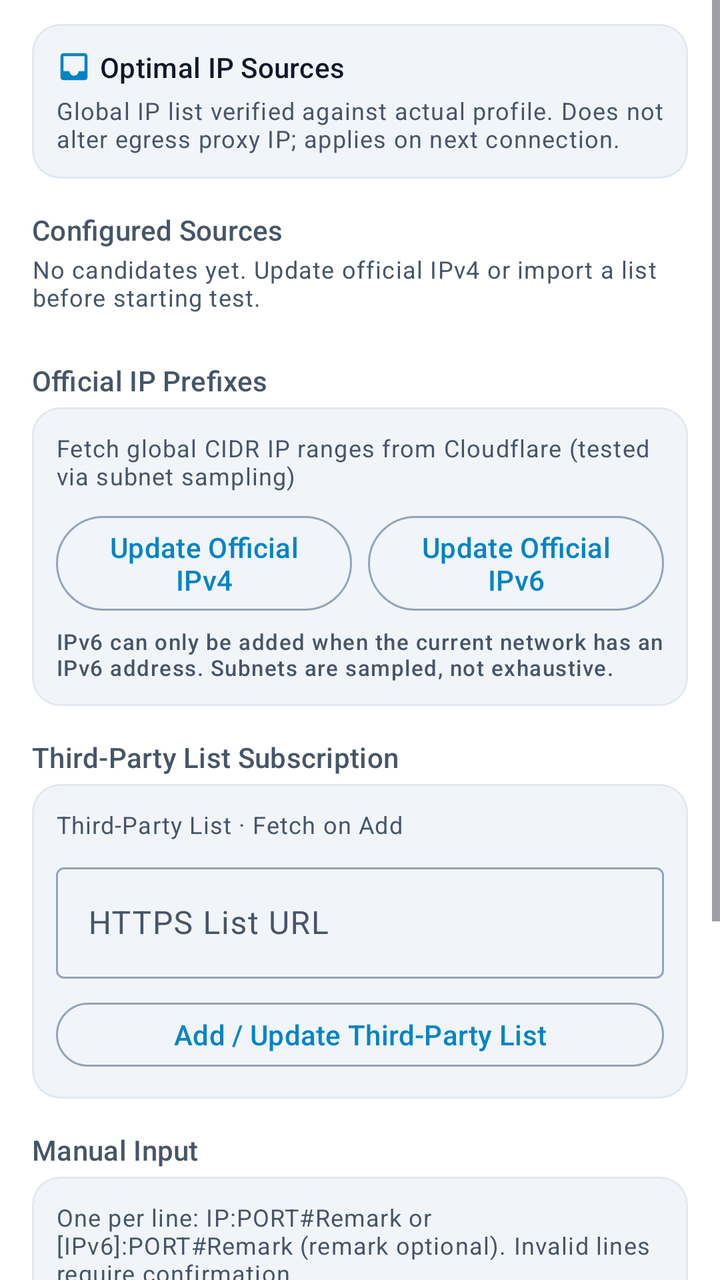
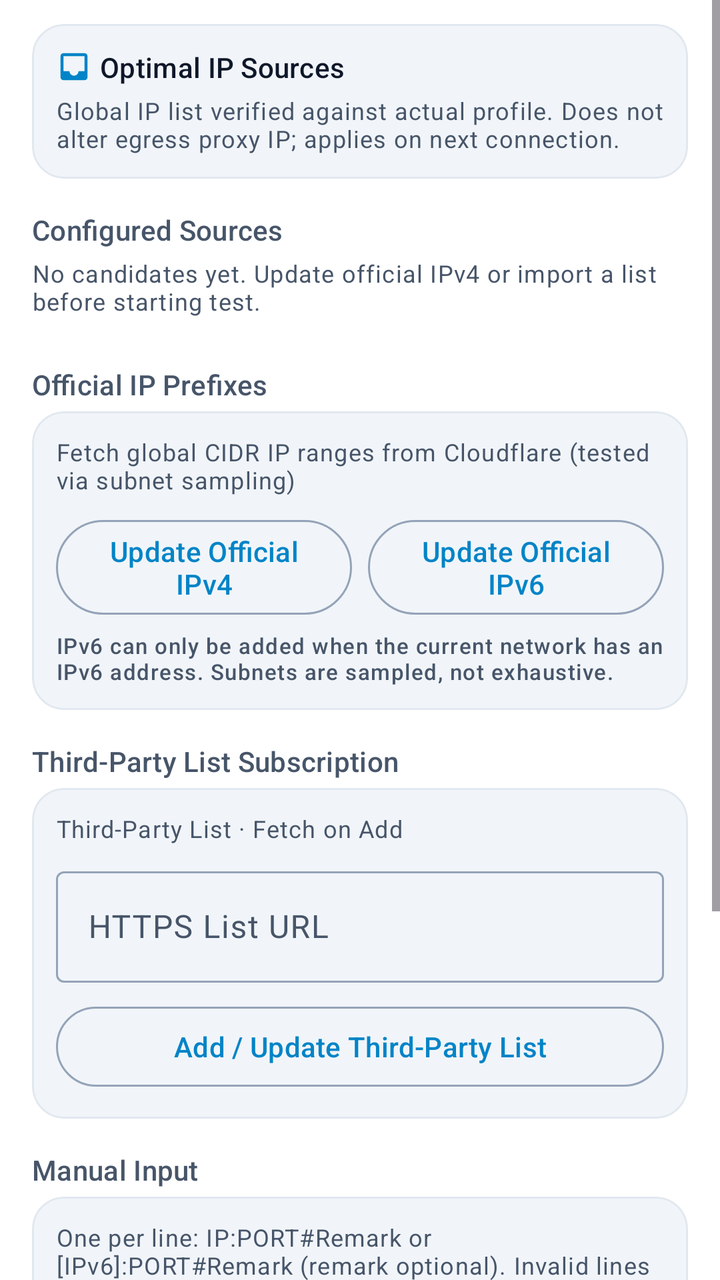

An Android layout rendered at two revisions. The XML below is the earlier revision; the diff shows what the commit changed to produce the second picture.
<!-- AndroidManifest.xml: application theme Theme.XClient -->
<!-- res/layout/layout_preferred_sources.xml -->
<?xml version="1.0" encoding="utf-8"?>
<ScrollView xmlns:android="http://schemas.android.com/apk/res/android"
    xmlns:app="http://schemas.android.com/apk/res-auto"
    android:layout_width="match_parent"
    android:layout_height="match_parent"
    android:background="?attr/colorSurface"
    android:fillViewport="true">

    <LinearLayout
        android:layout_width="match_parent"
        android:layout_height="wrap_content"
        android:orientation="vertical"
        android:paddingStart="@dimen/spacing_lg"
        android:paddingEnd="@dimen/spacing_lg"
        android:paddingTop="@dimen/spacing_md"
        android:paddingBottom="@dimen/spacing_xxl">

        
        <com.google.android.material.card.MaterialCardView
            android:layout_width="match_parent"
            android:layout_height="wrap_content"
            app:cardCornerRadius="14dp"
            app:cardElevation="0dp"
            app:strokeWidth="1dp"
            app:strokeColor="?attr/colorOutlineVariant"
            app:cardBackgroundColor="?attr/colorSurfaceContainerLow">

            <LinearLayout
                android:layout_width="match_parent"
                android:layout_height="wrap_content"
                android:orientation="vertical"
                android:padding="@dimen/spacing_md">

                <LinearLayout
                    android:layout_width="match_parent"
                    android:layout_height="wrap_content"
                    android:gravity="center_vertical"
                    android:orientation="horizontal">

                    <ImageView
                        android:layout_width="18dp"
                        android:layout_height="18dp"
                        android:src="@drawable/ic_inbox"
                        app:tint="?attr/colorPrimary"
                        android:contentDescription="@null" />

                    <TextView
                        android:layout_width="wrap_content"
                        android:layout_height="wrap_content"
                        android:layout_marginStart="@dimen/spacing_xs"
                        android:text="@string/preferred_sources_title"
                        android:textAppearance="?attr/textAppearanceTitleSmall"
                        android:textColor="?attr/colorOnSurface" />
                </LinearLayout>

                <TextView
                    android:layout_width="match_parent"
                    android:layout_height="wrap_content"
                    android:layout_marginTop="4dp"
                    android:text="@string/preferred_intro"
                    android:textAppearance="?attr/textAppearanceBodySmall"
                    android:textColor="?attr/colorOnSurfaceVariant" />

                <TextView
                    android:id="@+id/preferred_sources_status"
                    android:layout_width="match_parent"
                    android:layout_height="wrap_content"
                    android:layout_marginTop="4dp"
                    android:textAppearance="?attr/textAppearanceLabelSmall"
                    android:textColor="?attr/colorPrimary"
                    android:visibility="gone" />
            </LinearLayout>
        </com.google.android.material.card.MaterialCardView>

        
        <TextView
            android:layout_width="wrap_content"
            android:layout_height="wrap_content"
            android:layout_marginTop="@dimen/spacing_lg"
            android:text="@string/preferred_sources_configured"
            android:textAppearance="?attr/textAppearanceLabelLarge"
            android:textColor="?attr/colorOnSurfaceVariant" />

        <TextView
            android:id="@+id/preferred_sources_summary"
            android:layout_width="match_parent"
            android:layout_height="wrap_content"
            android:layout_marginTop="2dp"
            android:text="@string/preferred_empty_sources"
            android:textAppearance="?attr/textAppearanceBodySmall"
            android:textColor="?attr/colorOnSurfaceVariant" />

        <LinearLayout
            android:id="@+id/preferred_sources_container"
            android:layout_width="match_parent"
            android:layout_height="wrap_content"
            android:layout_marginTop="@dimen/spacing_sm"
            android:orientation="vertical" />

        
        <TextView
            android:layout_width="wrap_content"
            android:layout_height="wrap_content"
            android:layout_marginTop="@dimen/spacing_lg"
            android:text="@string/preferred_official_prefixes"
            android:textAppearance="?attr/textAppearanceLabelLarge"
            android:textColor="?attr/colorOnSurfaceVariant" />

        <com.google.android.material.card.MaterialCardView
            android:layout_width="match_parent"
            android:layout_height="wrap_content"
            android:layout_marginTop="@dimen/spacing_xs"
            app:cardCornerRadius="14dp"
            app:cardElevation="0dp"
            app:strokeWidth="1dp"
            app:strokeColor="?attr/colorOutlineVariant"
            app:cardBackgroundColor="?attr/colorSurfaceContainerLow">

            <LinearLayout
                android:layout_width="match_parent"
                android:layout_height="wrap_content"
                android:orientation="vertical"
                android:padding="@dimen/spacing_md">

                <TextView
                    android:layout_width="match_parent"
                    android:layout_height="wrap_content"
                    android:text="@string/preferred_official_desc"
                    android:textAppearance="?attr/textAppearanceBodySmall"
                    android:textColor="?attr/colorOnSurfaceVariant" />

                <LinearLayout
                    android:layout_width="match_parent"
                    android:layout_height="wrap_content"
                    android:layout_marginTop="@dimen/spacing_sm"
                    android:orientation="horizontal">

                    <com.google.android.material.button.MaterialButton
                        android:id="@+id/preferred_btn_fetch_v4"
                        style="@style/Widget.XClient.OutlinedButton"
                        android:layout_width="0dp"
                        android:layout_height="wrap_content"
                        android:layout_weight="1"
                        android:minHeight="40dp"
                        android:text="@string/preferred_fetch_v4_btn" />

                    <com.google.android.material.button.MaterialButton
                        android:id="@+id/preferred_btn_fetch_v6"
                        style="@style/Widget.XClient.OutlinedButton"
                        android:layout_width="0dp"
                        android:layout_height="wrap_content"
                        android:layout_marginStart="@dimen/spacing_sm"
                        android:layout_weight="1"
                        android:minHeight="40dp"
                        android:text="@string/preferred_fetch_v6_btn" />
                </LinearLayout>

                <TextView
                    android:layout_width="match_parent"
                    android:layout_height="wrap_content"
                    android:layout_marginTop="4dp"
                    android:text="@string/preferred_v6_hint"
                    android:textAppearance="?attr/textAppearanceLabelSmall"
                    android:textColor="?attr/colorOnSurfaceVariant" />
            </LinearLayout>
        </com.google.android.material.card.MaterialCardView>

        
        <TextView
            android:layout_width="wrap_content"
            android:layout_height="wrap_content"
            android:layout_marginTop="@dimen/spacing_lg"
            android:text="@string/preferred_third_party_title"
            android:textAppearance="?attr/textAppearanceLabelLarge"
            android:textColor="?attr/colorOnSurfaceVariant" />

        <com.google.android.material.card.MaterialCardView
            android:layout_width="match_parent"
            android:layout_height="wrap_content"
            android:layout_marginTop="@dimen/spacing_xs"
            app:cardCornerRadius="14dp"
            app:cardElevation="0dp"
            app:strokeWidth="1dp"
            app:strokeColor="?attr/colorOutlineVariant"
            app:cardBackgroundColor="?attr/colorSurfaceContainerLow">

            <LinearLayout
                android:layout_width="match_parent"
                android:layout_height="wrap_content"
                android:orientation="vertical"
                android:padding="@dimen/spacing_md">

                <TextView
                    android:layout_width="match_parent"
                    android:layout_height="wrap_content"
                    android:text="@string/preferred_third"
                    android:textAppearance="?attr/textAppearanceBodySmall"
                    android:textColor="?attr/colorOnSurfaceVariant" />

                <com.google.android.material.textfield.TextInputLayout
                    style="@style/Widget.XClient.TextInputLayout"
                    android:layout_width="match_parent"
                    android:layout_height="wrap_content"
                    android:layout_marginTop="@dimen/spacing_sm"
                    android:hint="@string/preferred_url">

                    <com.google.android.material.textfield.TextInputEditText
                        android:id="@+id/preferred_source_url"
                        android:layout_width="match_parent"
                        android:layout_height="wrap_content"
                        android:inputType="textUri"
                        android:singleLine="true" />
                </com.google.android.material.textfield.TextInputLayout>

                <com.google.android.material.button.MaterialButton
                    android:id="@+id/preferred_btn_fetch_list"
                    style="@style/Widget.XClient.OutlinedButton"
                    android:layout_width="match_parent"
                    android:layout_height="wrap_content"
                    android:layout_marginTop="@dimen/spacing_sm"
                    android:minHeight="40dp"
                    android:text="@string/preferred_fetch_list" />
            </LinearLayout>
        </com.google.android.material.card.MaterialCardView>

        
        <TextView
            android:layout_width="wrap_content"
            android:layout_height="wrap_content"
            android:layout_marginTop="@dimen/spacing_lg"
            android:text="@string/preferred_manual_title"
            android:textAppearance="?attr/textAppearanceLabelLarge"
            android:textColor="?attr/colorOnSurfaceVariant" />

        <com.google.android.material.card.MaterialCardView
            android:layout_width="match_parent"
            android:layout_height="wrap_content"
            android:layout_marginTop="@dimen/spacing_xs"
            app:cardCornerRadius="14dp"
            app:cardElevation="0dp"
            app:strokeWidth="1dp"
            app:strokeColor="?attr/colorOutlineVariant"
            app:cardBackgroundColor="?attr/colorSurfaceContainerLow">

            <LinearLayout
                android:layout_width="match_parent"
                android:layout_height="wrap_content"
                android:orientation="vertical"
                android:padding="@dimen/spacing_md">

                <TextView
                    android:layout_width="match_parent"
                    android:layout_height="wrap_content"
                    android:text="@string/preferred_format"
                    android:textAppearance="?attr/textAppearanceBodySmall"
                    android:textColor="?attr/colorOnSurfaceVariant" />

                <com.google.android.material.textfield.TextInputLayout
                    style="@style/Widget.XClient.TextInputLayout"
                    android:layout_width="match_parent"
                    android:layout_height="wrap_content"
                    android:layout_marginTop="@dimen/spacing_sm"
                    android:hint="@string/preferred_content">

                    <com.google.android.material.textfield.TextInputEditText
                        android:id="@+id/preferred_manual_input"
                        android:layout_width="match_parent"
                        android:layout_height="wrap_content"
                        android:gravity="top|start"
                        android:inputType="textMultiLine"
                        android:minLines="2"
                        android:maxLines="5" />
                </com.google.android.material.textfield.TextInputLayout>

                <LinearLayout
                    android:layout_width="match_parent"
                    android:layout_height="wrap_content"
                    android:layout_marginTop="@dimen/spacing_sm"
                    android:gravity="center_vertical"
                    android:orientation="horizontal">

                    <com.google.android.material.button.MaterialButton
                        android:id="@+id/preferred_btn_parse_manual"
                        style="@style/Widget.XClient.Button"
                        android:layout_width="0dp"
                        android:layout_height="wrap_content"
                        android:layout_weight="1"
                        android:minHeight="40dp"
                        android:text="@string/preferred_parse" />

                    <com.google.android.material.button.MaterialButton
                        android:id="@+id/preferred_btn_legacy_nodes"
                        style="@style/Widget.XClient.TextButton"
                        android:layout_width="wrap_content"
                        android:layout_height="wrap_content"
                        android:layout_marginStart="@dimen/spacing_xs"
                        android:minHeight="40dp"
                        android:text="@string/preferred_legacy" />
                </LinearLayout>

                
                <com.google.android.material.card.MaterialCardView
                    android:id="@+id/preferred_parse_card"
                    android:layout_width="match_parent"
                    android:layout_height="wrap_content"
                    android:layout_marginTop="@dimen/spacing_sm"
                    android:visibility="gone"
                    app:cardCornerRadius="10dp"
                    app:cardElevation="0dp"
                    app:strokeWidth="1dp"
                    app:strokeColor="?attr/colorPrimary"
                    app:cardBackgroundColor="?attr/colorSurfaceContainer">

                    <LinearLayout
                        android:layout_width="match_parent"
                        android:layout_height="wrap_content"
                        android:orientation="vertical"
                        android:padding="@dimen/spacing_sm">

                        <TextView
                            android:id="@+id/preferred_parse_summary"
                            android:layout_width="match_parent"
                            android:layout_height="wrap_content"
                            android:textAppearance="?attr/textAppearanceBodySmall"
                            android:textColor="?attr/colorOnSurface" />

                        <com.google.android.material.button.MaterialButton
                            android:id="@+id/preferred_btn_accept"
                            style="@style/Widget.XClient.Button"
                            android:layout_width="match_parent"
                            android:layout_height="wrap_content"
                            android:layout_marginTop="@dimen/spacing_xs"
                            android:minHeight="40dp"
                            android:text="@string/preferred_accept" />
                    </LinearLayout>
                </com.google.android.material.card.MaterialCardView>
            </LinearLayout>
        </com.google.android.material.card.MaterialCardView>

    </LinearLayout>
</ScrollView>
<!-- resources referenced by this layout -->
<resources>
  <dimen name="spacing_lg">16dp</dimen>
  <dimen name="spacing_md">12dp</dimen>
  <dimen name="spacing_sm">8dp</dimen>
  <dimen name="spacing_xs">4dp</dimen>
  <dimen name="spacing_xxl">32dp</dimen>
  <string name="preferred_accept">Confirm: Import valid lines only</string>
  <string name="preferred_content">Paste IP List</string>
  <string name="preferred_empty_sources">No candidates yet. Update official IPv4 or import a list before starting test.</string>
  <string name="preferred_fetch_list">Add / Update Third-Party List</string>
  <string name="preferred_fetch_v4_btn">Update Official IPv4</string>
  <string name="preferred_fetch_v6_btn">Update Official IPv6</string>
  <string name="preferred_format">One per line: IP:PORT#Remark or [IPv6]:PORT#Remark (remark optional). Invalid lines require confirmation.</string>
  <string name="preferred_intro">Global IP list verified against actual profile. Does not alter egress proxy IP; applies on next connection.</string>
  <string name="preferred_legacy">Collect Legacy Profile Relay IPs</string>
  <string name="preferred_manual_title">Manual Input</string>
  <string name="preferred_official_desc">Fetch global CIDR IP ranges from Cloudflare (tested via subnet sampling)</string>
  <string name="preferred_official_prefixes">Official IP Prefixes</string>
  <string name="preferred_parse">Parse Pasted List</string>
  <string name="preferred_sources_configured">Configured Sources</string>
  <string name="preferred_sources_title">Optimal IP Sources</string>
  <string name="preferred_third">Third-Party List · Fetch on Add</string>
  <string name="preferred_third_party_title">Third-Party List Subscription</string>
  <string name="preferred_url">HTTPS List URL</string>
  <string name="preferred_v6_hint">IPv6 can only be added when the current network has an IPv6 address. Subnets are sampled, not exhaustive.</string>
  <style name="Widget.XClient.Button" parent="Widget.Material3.Button" />
  <style name="Widget.XClient.OutlinedButton" parent="Widget.Material3.Button.OutlinedButton" />
  <style name="Widget.XClient.TextButton" parent="Widget.Material3.Button.TextButton" />
  <style name="Widget.XClient.TextInputLayout" parent="Widget.Material3.TextInputLayout.OutlinedBox" />
  <color name="x_primary">#FF0284C7</color>
  <color name="x_on_primary">#FFFFFFFF</color>
  <color name="x_primary_container">#FFE0F2FE</color>
  <color name="x_on_primary_container">#FF03496E</color>
  <color name="md_success">#FF059669</color>
  <color name="md_on_success">#FFFFFFFF</color>
  <color name="md_success_container">#FFD1FAE5</color>
  <color name="md_on_success_container">#FF064E3B</color>
  <color name="md_warning">#FFD97706</color>
  <color name="md_on_warning">#FFFFFFFF</color>
  <color name="x_error">#FFDC2626</color>
  <color name="x_on_error">#FFFFFFFF</color>
  <color name="x_error_container">#FFFEE2E2</color>
  <color name="x_on_error_container">#FF991B1B</color>
  <color name="x_background">#FFF8FAFC</color>
  <color name="x_on_background">#FF0F172A</color>
  <color name="x_surface">#FFFFFFFF</color>
  <color name="x_on_surface">#FF0F172A</color>
  <color name="x_on_surface_variant">#FF475569</color>
  <color name="x_surface_container_lowest">#FFFFFFFF</color>
  <color name="x_surface_container_low">#FFF1F5F9</color>
  <color name="x_surface_container">#FFE2E8F0</color>
  <color name="x_surface_container_high">#FFCBD5E1</color>
  <color name="x_surface_container_highest">#FF94A3B8</color>
  <color name="x_outline">#FF94A3B8</color>
  <color name="x_outline_variant">#FFE2E8F0</color>
  <color name="x_tertiary">#FF0D9488</color>
  <color name="x_on_tertiary">#FFFFFFFF</color>
  <color name="x_tertiary_container">#FFCCFBF1</color>
  <color name="x_on_tertiary_container">#FF115E59</color>
  <color name="x_edit_container">#FFBAE6FD</color>
  <color name="x_on_edit_container">#FF0369A1</color>
  <!-- unchanged entries left out for length: 2 -->
</resources>

<!-- the commit's change to res/layout/layout_preferred_sources.xml (unified diff, before → after) -->
@@ -3,7 +3,7 @@
     xmlns:app="http://schemas.android.com/apk/res-auto"
     android:layout_width="match_parent"
     android:layout_height="match_parent"
-    android:background="?attr/colorSurface"
+    android:background="?attr/xSurface"
     android:fillViewport="true">
 
     <LinearLayout
@@ -19,11 +19,11 @@
         <com.google.android.material.card.MaterialCardView
             android:layout_width="match_parent"
             android:layout_height="wrap_content"
-            app:cardCornerRadius="14dp"
+            app:cardCornerRadius="16dp"
             app:cardElevation="0dp"
             app:strokeWidth="1dp"
-            app:strokeColor="?attr/colorOutlineVariant"
-            app:cardBackgroundColor="?attr/colorSurfaceContainerLow">
+            app:strokeColor="?attr/xOutlineVariant"
+            app:cardBackgroundColor="?attr/xSurfaceContainerLow">
 
             <LinearLayout
                 android:layout_width="match_parent"
@@ -41,7 +41,7 @@
                         android:layout_width="18dp"
                         android:layout_height="18dp"
                         android:src="@drawable/ic_inbox"
-                        app:tint="?attr/colorPrimary"
+                        app:tint="?attr/xPrimary"
                         android:contentDescription="@null" />
 
                     <TextView
@@ -50,24 +50,24 @@
                         android:layout_marginStart="@dimen/spacing_xs"
                         android:text="@string/preferred_sources_title"
                         android:textAppearance="?attr/textAppearanceTitleSmall"
-                        android:textColor="?attr/colorOnSurface" />
+                        android:textColor="?attr/xOnSurface" />
                 </LinearLayout>
 
                 <TextView
                     android:layout_width="match_parent"
                     android:layout_height="wrap_content"
-                    android:layout_marginTop="4dp"
+                    android:layout_marginTop="@dimen/spacing_xs"
                     android:text="@string/preferred_intro"
                     android:textAppearance="?attr/textAppearanceBodySmall"
-                    android:textColor="?attr/colorOnSurfaceVariant" />
+                    android:textColor="?attr/xOnSurfaceVariant" />
 
                 <TextView
                     android:id="@+id/preferred_sources_status"
                     android:layout_width="match_parent"
                     android:layout_height="wrap_content"
-                    android:layout_marginTop="4dp"
+                    android:layout_marginTop="@dimen/spacing_xs"
                     android:textAppearance="?attr/textAppearanceLabelSmall"
-                    android:textColor="?attr/colorPrimary"
+                    android:textColor="?attr/xPrimary"
                     android:visibility="gone" />
             </LinearLayout>
         </com.google.android.material.card.MaterialCardView>
@@ -79,16 +79,16 @@
             android:layout_marginTop="@dimen/spacing_lg"
             android:text="@string/preferred_sources_configured"
             android:textAppearance="?attr/textAppearanceLabelLarge"
-            android:textColor="?attr/colorOnSurfaceVariant" />
+            android:textColor="?attr/xOnSurfaceVariant" />
 
         <TextView
             android:id="@+id/preferred_sources_summary"
             android:layout_width="match_parent"
             android:layout_height="wrap_content"
-            android:layout_marginTop="2dp"
+            android:layout_marginTop="@dimen/spacing_xs"
             android:text="@string/preferred_empty_sources"
             android:textAppearance="?attr/textAppearanceBodySmall"
-            android:textColor="?attr/colorOnSurfaceVariant" />
+            android:textColor="?attr/xOnSurfaceVariant" />
 
         <LinearLayout
             android:id="@+id/preferred_sources_container"
@@ -104,17 +104,17 @@
             android:layout_marginTop="@dimen/spacing_lg"
             android:text="@string/preferred_official_prefixes"
             android:textAppearance="?attr/textAppearanceLabelLarge"
-            android:textColor="?attr/colorOnSurfaceVariant" />
+            android:textColor="?attr/xOnSurfaceVariant" />
 
         <com.google.android.material.card.MaterialCardView
             android:layout_width="match_parent"
             android:layout_height="wrap_content"
             android:layout_marginTop="@dimen/spacing_xs"
-            app:cardCornerRadius="14dp"
+            app:cardCornerRadius="16dp"
             app:cardElevation="0dp"
             app:strokeWidth="1dp"
-            app:strokeColor="?attr/colorOutlineVariant"
-            app:cardBackgroundColor="?attr/colorSurfaceContainerLow">
+            app:strokeColor="?attr/xOutlineVariant"
+            app:cardBackgroundColor="?attr/xSurfaceContainerLow">
 
             <LinearLayout
                 android:layout_width="match_parent"
@@ -127,7 +127,7 @@
                     android:layout_height="wrap_content"
                     android:text="@string/preferred_official_desc"
                     android:textAppearance="?attr/textAppearanceBodySmall"
-                    android:textColor="?attr/colorOnSurfaceVariant" />
+                    android:textColor="?attr/xOnSurfaceVariant" />
 
                 <LinearLayout
                     android:layout_width="match_parent"
@@ -141,7 +141,7 @@
                         android:layout_width="0dp"
                         android:layout_height="wrap_content"
                         android:layout_weight="1"
-                        android:minHeight="40dp"
+                        android:minHeight="@dimen/touch_target_min"
                         android:text="@string/preferred_fetch_v4_btn" />
 
                     <com.google.android.material.button.MaterialButton
@@ -151,17 +151,17 @@
                         android:layout_height="wrap_content"
                         android:layout_marginStart="@dimen/spacing_sm"
                         android:layout_weight="1"
-                        android:minHeight="40dp"
+                        android:minHeight="@dimen/touch_target_min"
                         android:text="@string/preferred_fetch_v6_btn" />
                 </LinearLayout>
 
                 <TextView
                     android:layout_width="match_parent"
                     android:layout_height="wrap_content"
-                    android:layout_marginTop="4dp"
+                    android:layout_marginTop="@dimen/spacing_xs"
                     android:text="@string/preferred_v6_hint"
                     android:textAppearance="?attr/textAppearanceLabelSmall"
-                    android:textColor="?attr/colorOnSurfaceVariant" />
+                    android:textColor="?attr/xOnSurfaceVariant" />
             </LinearLayout>
         </com.google.android.material.card.MaterialCardView>
 
@@ -172,17 +172,17 @@
             android:layout_marginTop="@dimen/spacing_lg"
             android:text="@string/preferred_third_party_title"
             android:textAppearance="?attr/textAppearanceLabelLarge"
-            android:textColor="?attr/colorOnSurfaceVariant" />
+            android:textColor="?attr/xOnSurfaceVariant" />
 
         <com.google.android.material.card.MaterialCardView
             android:layout_width="match_parent"
             android:layout_height="wrap_content"
             android:layout_marginTop="@dimen/spacing_xs"
-            app:cardCornerRadius="14dp"
+            app:cardCornerRadius="16dp"
             app:cardElevation="0dp"
             app:strokeWidth="1dp"
-            app:strokeColor="?attr/colorOutlineVariant"
-            app:cardBackgroundColor="?attr/colorSurfaceContainerLow">
+            app:strokeColor="?attr/xOutlineVariant"
+            app:cardBackgroundColor="?attr/xSurfaceContainerLow">
 
             <LinearLayout
                 android:layout_width="match_parent"
@@ -195,7 +195,7 @@
                     android:layout_height="wrap_content"
                     android:text="@string/preferred_third"
                     android:textAppearance="?attr/textAppearanceBodySmall"
-                    android:textColor="?attr/colorOnSurfaceVariant" />
+                    android:textColor="?attr/xOnSurfaceVariant" />
 
                 <com.google.android.material.textfield.TextInputLayout
                     style="@style/Widget.XClient.TextInputLayout"
@@ -218,7 +218,7 @@
                     android:layout_width="match_parent"
                     android:layout_height="wrap_content"
                     android:layout_marginTop="@dimen/spacing_sm"
-                    android:minHeight="40dp"
+                    android:minHeight="@dimen/touch_target_min"
                     android:text="@string/preferred_fetch_list" />
             </LinearLayout>
         </com.google.android.material.card.MaterialCardView>
@@ -230,17 +230,17 @@
             android:layout_marginTop="@dimen/spacing_lg"
             android:text="@string/preferred_manual_title"
             android:textAppearance="?attr/textAppearanceLabelLarge"
-            android:textColor="?attr/colorOnSurfaceVariant" />
+            android:textColor="?attr/xOnSurfaceVariant" />
 
         <com.google.android.material.card.MaterialCardView
             android:layout_width="match_parent"
             android:layout_height="wrap_content"
             android:layout_marginTop="@dimen/spacing_xs"
-            app:cardCornerRadius="14dp"
+            app:cardCornerRadius="16dp"
             app:cardElevation="0dp"
             app:strokeWidth="1dp"
-            app:strokeColor="?attr/colorOutlineVariant"
-            app:cardBackgroundColor="?attr/colorSurfaceContainerLow">
+            app:strokeColor="?attr/xOutlineVariant"
+            app:cardBackgroundColor="?attr/xSurfaceContainerLow">
 
             <LinearLayout
                 android:layout_width="match_parent"
@@ -253,7 +253,7 @@
                     android:layout_height="wrap_content"
                     android:text="@string/preferred_format"
                     android:textAppearance="?attr/textAppearanceBodySmall"
-                    android:textColor="?attr/colorOnSurfaceVariant" />
+                    android:textColor="?attr/xOnSurfaceVariant" />
 
                 <com.google.android.material.textfield.TextInputLayout
                     style="@style/Widget.XClient.TextInputLayout"
@@ -285,7 +285,7 @@
                         android:layout_width="0dp"
                         android:layout_height="wrap_content"
                         android:layout_weight="1"
-                        android:minHeight="40dp"
+                        android:minHeight="@dimen/touch_target_min"
                         android:text="@string/preferred_parse" />
 
                     <com.google.android.material.button.MaterialButton
@@ -294,7 +294,7 @@
                         android:layout_width="wrap_content"
                         android:layout_height="wrap_content"
                         android:layout_marginStart="@dimen/spacing_xs"
-                        android:minHeight="40dp"
+                        android:minHeight="@dimen/touch_target_min"
                         android:text="@string/preferred_legacy" />
                 </LinearLayout>
 
@@ -305,11 +305,11 @@
                     android:layout_height="wrap_content"
                     android:layout_marginTop="@dimen/spacing_sm"
                     android:visibility="gone"
-                    app:cardCornerRadius="10dp"
+                    app:cardCornerRadius="16dp"
                     app:cardElevation="0dp"
                     app:strokeWidth="1dp"
-                    app:strokeColor="?attr/colorPrimary"
-                    app:cardBackgroundColor="?attr/colorSurfaceContainer">
+                    app:strokeColor="?attr/xPrimary"
+                    app:cardBackgroundColor="?attr/xSurfaceContainer">
 
                     <LinearLayout
                         android:layout_width="match_parent"
@@ -322,7 +322,7 @@
                             android:layout_width="match_parent"
                             android:layout_height="wrap_content"
                             android:textAppearance="?attr/textAppearanceBodySmall"
-                            android:textColor="?attr/colorOnSurface" />
+                            android:textColor="?attr/xOnSurface" />
 
                         <com.google.android.material.button.MaterialButton
                             android:id="@+id/preferred_btn_accept"
@@ -330,7 +330,7 @@
                             android:layout_width="match_parent"
                             android:layout_height="wrap_content"
                             android:layout_marginTop="@dimen/spacing_xs"
-                            android:minHeight="40dp"
+                            android:minHeight="@dimen/touch_target_min"
                             android:text="@string/preferred_accept" />
                     </LinearLayout>
                 </com.google.android.material.card.MaterialCardView>
<!-- resource entries referenced after the edit -->
@@ -5,6 +5,7 @@
   <dimen name="spacing_sm">8dp</dimen>
   <dimen name="spacing_xs">4dp</dimen>
   <dimen name="spacing_xxl">32dp</dimen>
+  <dimen name="touch_target_min">48dp</dimen>
   <string name="preferred_accept">Confirm: Import valid lines only</string>
   <string name="preferred_content">Paste IP List</string>
   <string name="preferred_empty_sources">No candidates yet. Update official IPv4 or import a list before starting test.</string>
